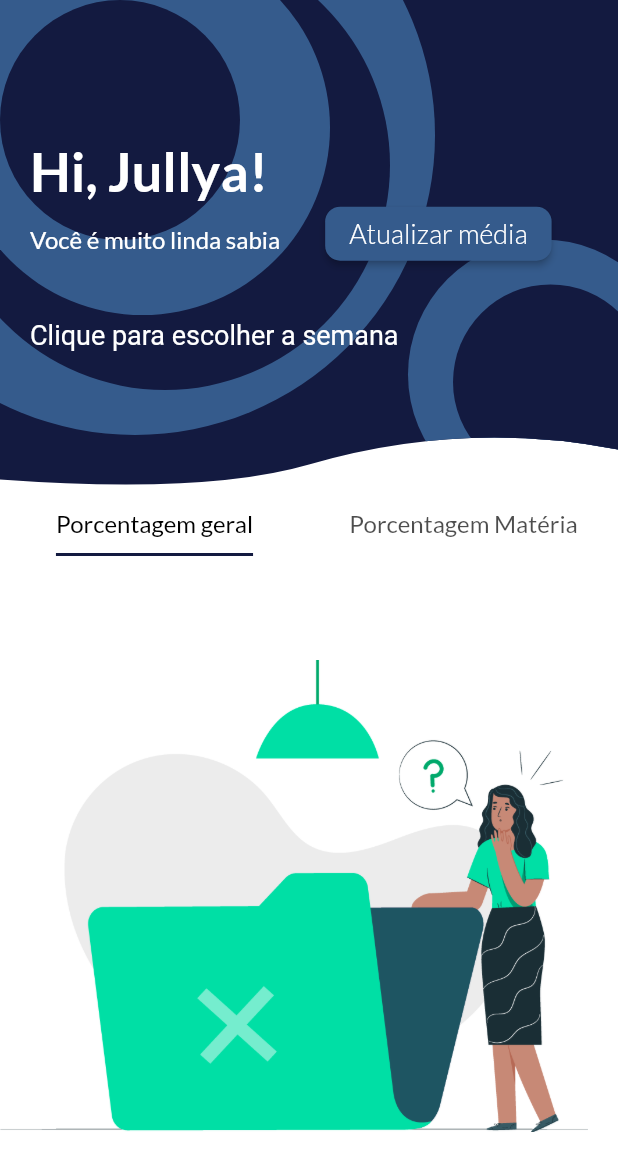
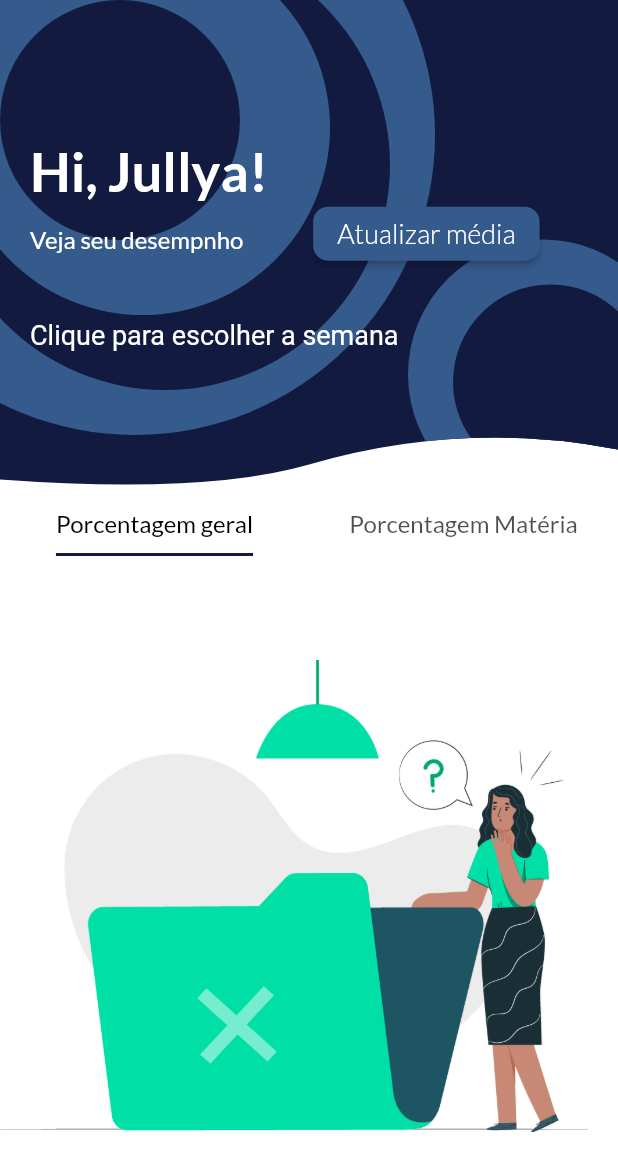
Before and after one commit to lenigmacedo/calculatorJullya, a Flutter app: the screen it shows after launch, on a phone screen of 412 x 824 dp. Shown: the top 1171 px of the screen. Run offline on Flutter 3.47's test engine with Material 2 defaults, Android fonts, the light colour scheme and no system bars; our stand-ins replace flutter_custom_clippers, google_fonts, sqflite; missing offline and left inert: dropdown_banner, flutter_circular_chart; accounts and stored records are empty.

Commit message:
arrumado padrão de cores

```diff
--- a/lib/home_page.dart
+++ b/lib/home_page.dart
@@ -44,8 +44,8 @@ class _HomePageState extends State<HomePage> {
     'Química'
   ];
 
-  Color fundo = Color(0xFF131A40);
-  Color otoFundo = Color(0xFF355B8C);
+  Color primaryCollor = Color(0xFF131A40);
+  Color secondaryCollor = Color(0xFF355B8C);
 
   @override
   Widget build(BuildContext context) {
@@ -73,7 +73,7 @@ class _HomePageState extends State<HomePage> {
               indicatorSize: TabBarIndicatorSize.label,
               labelStyle:
                   GoogleFonts.lato(fontSize: 16, fontWeight: FontWeight.w500),
-              indicatorColor: fundo,
+              indicatorColor: primaryCollor,
               tabs: [
                 Text("Porcentagem geral"),
                 Text("Porcentagem Matéria"),
@@ -84,7 +84,7 @@ class _HomePageState extends State<HomePage> {
                 children: <Widget>[
                   Padding(
                     padding: const EdgeInsets.only(right: 20),
-                    child: Image.asset('lib/assets/deus.png'),
+                    child: Image.asset('lib/assets/error.png'),
                   ),
 
                   // Center(
--- a/lib/main.dart
+++ b/lib/main.dart
@@ -9,8 +9,8 @@ void main() {
 
 class MyApp extends StatelessWidget {
 
-  Color fundo = Color(0xFF131A40);
-  Color otoFundo = Color(0xFF355B8C);
+  Color primaryCollor = Color(0xFF131A40);
+  Color secondaryCollor = Color(0xFF355B8C);
 
   @override
   Widget build(BuildContext context) {
@@ -26,7 +26,7 @@ class MyApp extends StatelessWidget {
 
       debugShowCheckedModeBanner: false,
       title: 'Jullyinha notas',
-      theme: ThemeData(canvasColor: fundo),
+      theme: ThemeData(canvasColor: primaryCollor),
       home: DefaultTabController(
         length: 2,
         child: HomePage(),
--- a/lib/widgets/background.dart
+++ b/lib/widgets/background.dart
@@ -10,17 +10,17 @@ class Background extends StatelessWidget {
   Widget build(BuildContext context) {
 
 
-    //GOSTEI ALINE TBM = Color(0xFF131A40); FUNDO / Color(0xFF355B8C) OTOFUNDO
 
-    Color fundo = Color(0xFF131A40);
-    Color otoFundo = Color(0xFF355B8C);
+
+    Color primaryCollor = Color(0xFF131A40);
+    Color secondaryCollor = Color(0xFF355B8C);
 
     return ClipPath(
       clipper: WaveClipperOne(),
       child: Container(
         height: MediaQuery.of(context).size.height / 2.5,
         width: MediaQuery.of(context).size.width,
-        color: fundo,
+        color: primaryCollor,
         child: Stack(
           children: <Widget>[
             Positioned(
@@ -30,7 +30,7 @@ class Background extends StatelessWidget {
                 width: 400,
                 height: 400,
                 decoration: BoxDecoration(
-                  color: otoFundo,
+                  color: secondaryCollor,
                   borderRadius: BorderRadius.circular(300),
                 ),
               ),
@@ -40,7 +40,7 @@ class Background extends StatelessWidget {
               top: -40,
               child: Container(
                 decoration: BoxDecoration(
-                  color: fundo,
+                  color: primaryCollor,
                   borderRadius: BorderRadius.circular(150),
                 ),
                 width: 300,
@@ -54,7 +54,7 @@ class Background extends StatelessWidget {
                 width: 250,
                 height: 250,
                 decoration: BoxDecoration(
-                  color: otoFundo,
+                  color: secondaryCollor,
                   borderRadius: BorderRadius.circular(250),
                 ),
               ),
@@ -66,7 +66,7 @@ class Background extends StatelessWidget {
                 width: 160,
                 height: 160,
                 decoration: BoxDecoration(
-                  color: fundo,
+                  color: primaryCollor,
                   borderRadius: BorderRadius.circular(200),
                 ),
               ),
@@ -78,7 +78,7 @@ class Background extends StatelessWidget {
                 width: 180,
                 height: 180,
                 decoration: BoxDecoration(
-                  color: otoFundo,
+                  color: secondaryCollor,
                   borderRadius: BorderRadius.circular(180),
                 ),
               ),
@@ -90,7 +90,7 @@ class Background extends StatelessWidget {
                 width: 130,
                 height: 130,
                 decoration: BoxDecoration(
-                  color: fundo,
+                  color: primaryCollor,
                   borderRadius: BorderRadius.circular(190),
                 ),
               ),
--- a/lib/widgets/profile.dart
+++ b/lib/widgets/profile.dart
@@ -15,8 +15,8 @@ class _ProfileState extends State<Profile> {
   List semanas = ['Semana 1', 'Semana 2', 'Semana 3', 'Semana 4'];
 
   String semanaSelecionada;
-  Color fundo = Color(0xFF131A40);
-  Color otoFundo = Color(0xFF355B8C);
+  Color primaryCollor = Color(0xFF131A40);
+  Color secondaryCollor = Color(0xFF355B8C);
 
   @override
   Widget build(BuildContext context) {
@@ -47,7 +47,7 @@ class _ProfileState extends State<Profile> {
                   Padding(
                     padding: const EdgeInsets.only(left: 20, top: 15),
                     child: Text(
-                      "Você é muito linda sabia",
+                      "Veja seu desempnho",
                       style:
                           GoogleFonts.lato(color: Colors.white, fontSize: 16),
                     ),
@@ -60,7 +60,7 @@ class _ProfileState extends State<Profile> {
                   shape: RoundedRectangleBorder(
                     borderRadius: BorderRadius.circular(10),
                   ),
-                  color: otoFundo,
+                  color: secondaryCollor,
                   onPressed: () {
                     Navigator.of(context).push(MaterialPageRoute(
                         builder: (context) => AtualizarMedias()));
```
Also changed, not shown: lib/atualizar_medias.dart (+15 -15 lines), lib/assets/error.png (renamed from lib/assets/deus.png).
